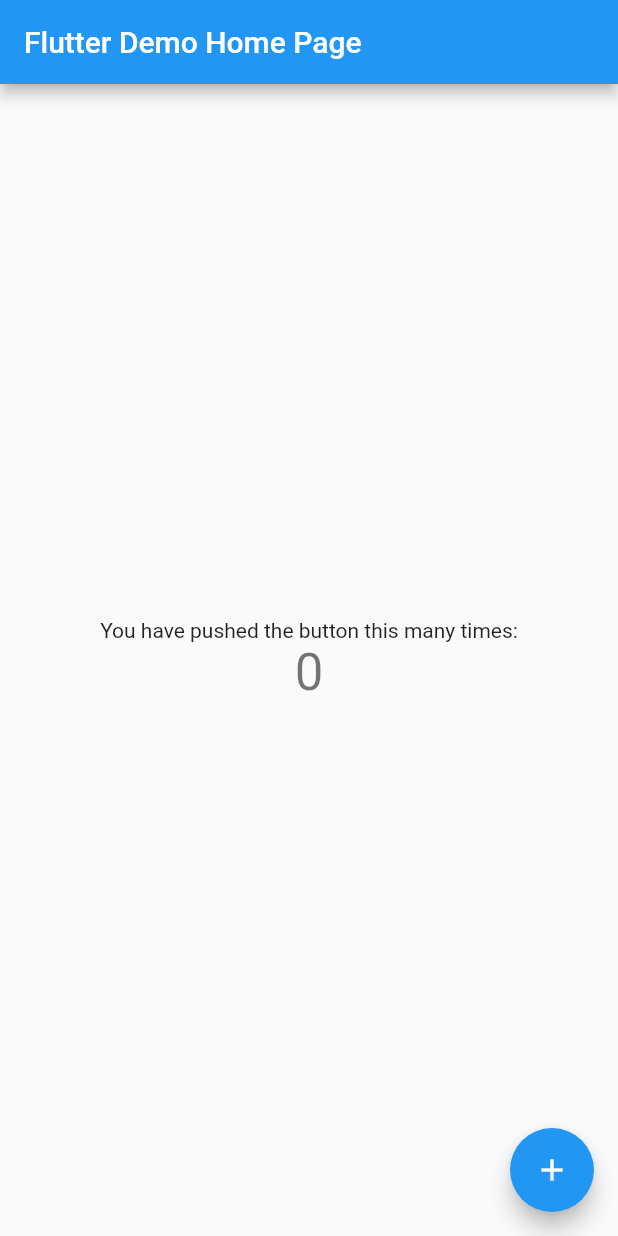
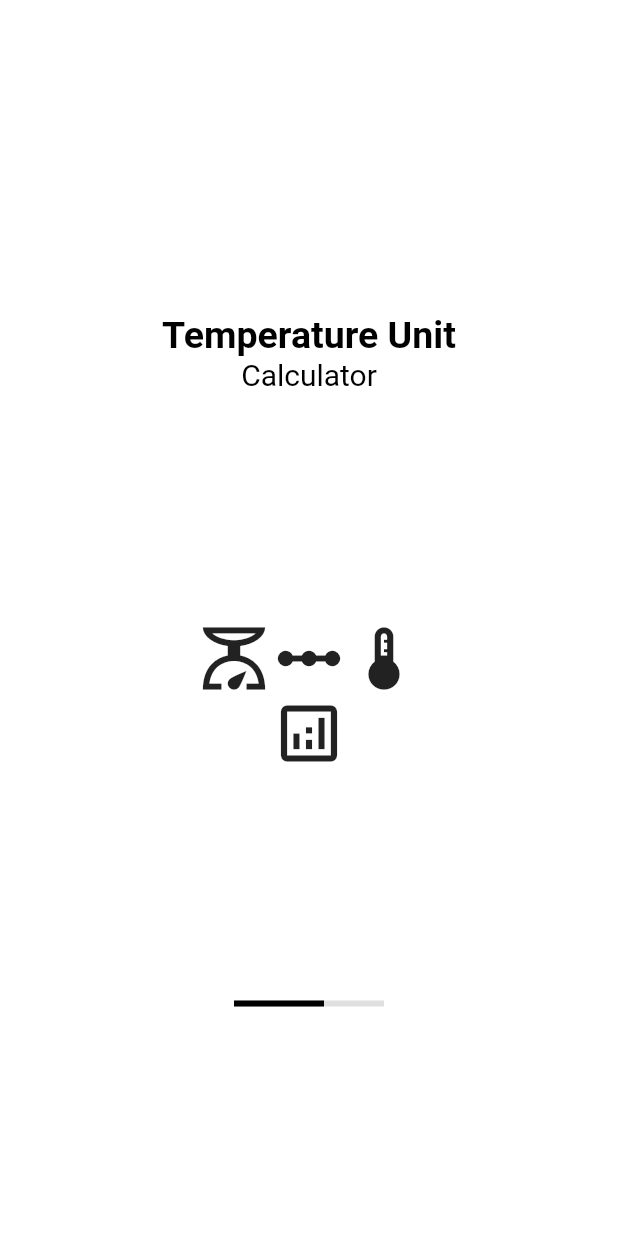
Before and after one commit to Neloy-SWE/Temperature-Units, a Flutter app: the screen it shows after launch, on a phone screen of 412 x 824 dp. Run offline on Flutter 3.47's test engine with Material 2 defaults, Android fonts, the phone set to English and light mode, and no system bars.

Commit message:
splash screen added

```diff
--- /dev/null
+++ b/lib/components/theme/my_theme.dart
@@ -0,0 +1,20 @@
+import 'package:flutter/material.dart';
+import 'package:flutter/services.dart';
+
+class MyTheme {
+  static final set = ThemeData(
+    scaffoldBackgroundColor: Colors.white,
+    appBarTheme: const AppBarTheme(
+      iconTheme: IconThemeData(
+        color: Colors.black,
+      ),
+      elevation: 0,
+      color: Colors.white,
+      systemOverlayStyle: SystemUiOverlayStyle(
+        statusBarColor: Colors.transparent,
+        statusBarIconBrightness: Brightness.dark,
+      ),
+      centerTitle: true,
+    ),
+  );
+}
--- a/lib/main.dart
+++ b/lib/main.dart
@@ -1,4 +1,7 @@
 import 'package:flutter/material.dart';
+import 'package:temperature_units/components/theme/my_theme.dart';
+import 'package:temperature_units/screens/screen_splash.dart';
+import 'package:temperature_units/utilities/all_text.dart';
 
 void main() {
   runApp(const MyApp());
@@ -7,109 +10,16 @@
 class MyApp extends StatelessWidget {
   const MyApp({super.key});
 
-  // This widget is the root of your application.
   @override
   Widget build(BuildContext context) {
-    return MaterialApp(
-      title: 'Flutter Demo',
-      theme: ThemeData(
-        // This is the theme of your application.
-        //
-        // Try running your application with "flutter run". You'll see the
-        // application has a blue toolbar. Then, without quitting the app, try
-        // changing the primarySwatch below to Colors.green and then invoke
-        // "hot reload" (press "r" in the console where you ran "flutter run",
-        // or simply save your changes to "hot reload" in a Flutter IDE).
-        // Notice that the counter didn't reset back to zero; the application
-        // is not restarted.
-        primarySwatch: Colors.blue,
+    return GestureDetector(
+        onTap: () => FocusManager.instance.primaryFocus?.unfocus(),
+      child: MaterialApp(
+        debugShowCheckedModeBanner: false,
+        theme: MyTheme.set,
+        title: AllText.title,
+        home: const SplashScreen(),
       ),
-      home: const MyHomePage(title: 'Flutter Demo Home Page'),
     );
   }
 }
-
-class MyHomePage extends StatefulWidget {
-  const MyHomePage({super.key, required this.title});
-
-  // This widget is the home page of your application. It is stateful, meaning
-  // that it has a State object (defined below) that contains fields that affect
-  // how it looks.
-
-  // This class is the configuration for the state. It holds the values (in this
-  // case the title) provided by the parent (in this case the App widget) and
-  // used by the build method of the State. Fields in a Widget subclass are
-  // always marked "final".
-
-  final String title;
-
-  @override
-  State<MyHomePage> createState() => _MyHomePageState();
-}
-
-class _MyHomePageState extends State<MyHomePage> {
-  int _counter = 0;
-
-  void _incrementCounter() {
-    setState(() {
-      // This call to setState tells the Flutter framework that something has
-      // changed in this State, which causes it to rerun the build method below
-      // so that the display can reflect the updated values. If we changed
-      // _counter without calling setState(), then the build method would not be
-      // called again, and so nothing would appear to happen.
-      _counter++;
-    });
-  }
-
-  @override
-  Widget build(BuildContext context) {
-    // This method is rerun every time setState is called, for instance as done
-    // by the _incrementCounter method above.
-    //
-    // The Flutter framework has been optimized to make rerunning build methods
-    // fast, so that you can just rebuild anything that needs updating rather
-    // than having to individually change instances of widgets.
-    return Scaffold(
-      appBar: AppBar(
-        // Here we take the value from the MyHomePage object that was created by
-        // the App.build method, and use it to set our appbar title.
-        title: Text(widget.title),
-      ),
-      body: Center(
-        // Center is a layout widget. It takes a single child and positions it
-        // in the middle of the parent.
-        child: Column(
-          // Column is also a layout widget. It takes a list of children and
-          // arranges them vertically. By default, it sizes itself to fit its
-          // children horizontally, and tries to be as tall as its parent.
-          //
-          // Invoke "debug painting" (press "p" in the console, choose the
-          // "Toggle Debug Paint" action from the Flutter Inspector in Android
-          // Studio, or the "Toggle Debug Paint" command in Visual Studio Code)
-          // to see the wireframe for each widget.
-          //
-          // Column has various properties to control how it sizes itself and
-          // how it positions its children. Here we use mainAxisAlignment to
-          // center the children vertically; the main axis here is the vertical
-          // axis because Columns are vertical (the cross axis would be
-          // horizontal).
-          mainAxisAlignment: MainAxisAlignment.center,
-          children: <Widget>[
-            const Text(
-              'You have pushed the button this many times:',
-            ),
-            Text(
-              '$_counter',
-              style: Theme.of(context).textTheme.headlineMedium,
-            ),
-          ],
-        ),
-      ),
-      floatingActionButton: FloatingActionButton(
-        onPressed: _incrementCounter,
-        tooltip: 'Increment',
-        child: const Icon(Icons.add),
-      ), // This trailing comma makes auto-formatting nicer for build methods.
-    );
-  }
-}
--- /dev/null
+++ b/lib/screens/screen_splash.dart
@@ -0,0 +1,96 @@
+import 'package:flutter/material.dart';
+import 'package:temperature_units/utilities/all_text.dart';
+
+class SplashScreen extends StatefulWidget {
+  const SplashScreen({super.key});
+
+  @override
+  State<SplashScreen> createState() => _SplashScreenState();
+}
+
+class _SplashScreenState extends State<SplashScreen> with TickerProviderStateMixin{
+  late AnimationController controller;
+  @override
+  void initState() {
+    controller = AnimationController(
+      vsync: this,
+      duration: const Duration(seconds: 3),
+    )..addListener(() {
+      setState(() {});
+    });
+    controller.repeat(reverse: false);
+    super.initState();
+  }
+
+  @override
+  Widget build(BuildContext context) {
+    return Scaffold(
+      appBar: AppBar(),
+      body: Column(
+        crossAxisAlignment: CrossAxisAlignment.center,
+        mainAxisAlignment: MainAxisAlignment.spaceEvenly,
+        children: [
+          Column(
+            crossAxisAlignment: CrossAxisAlignment.center,
+            mainAxisAlignment: MainAxisAlignment.center,
+            children: const [
+              Text(
+                AllText.title,
+                style: TextStyle(
+                    color: Colors.black,
+                    fontSize: 25,
+                    fontWeight: FontWeight.bold),
+              ),
+              Text(
+                AllText.calculator,
+                style: TextStyle(
+                  color: Colors.black,
+                  fontSize: 20,
+                ),
+              ),
+
+            ],
+          ),
+          Column(
+              crossAxisAlignment: CrossAxisAlignment.center,
+              mainAxisAlignment: MainAxisAlignment.center,
+              children: [
+                Row(
+                  mainAxisAlignment: MainAxisAlignment.center,
+                  children: const [
+                    Icon(
+                      Icons.scale_outlined,
+                      size: 50,
+                    ),
+                    Icon(
+                      Icons.linear_scale_outlined,
+                      size: 50,
+                    ),
+                    Icon(
+                      Icons.device_thermostat_outlined,
+                      size: 50,
+                    ),
+                  ],
+                ),
+                const Icon(
+                  Icons.analytics_outlined,
+                  size: 50,
+                ),
+
+              ],
+          ),
+          SizedBox(
+            width: 100,
+            child: LinearProgressIndicator(
+              backgroundColor: Colors.black12,
+              color: Colors.black,
+              value: controller.value,
+            ),
+          ),
+
+
+        ],
+      ),
+    );
+  }
+}
--- /dev/null
+++ b/lib/utilities/all_text.dart
@@ -0,0 +1,4 @@
+class AllText{
+  static const String title = "Temperature Unit";
+  static const String calculator = "Calculator";
+}
```
